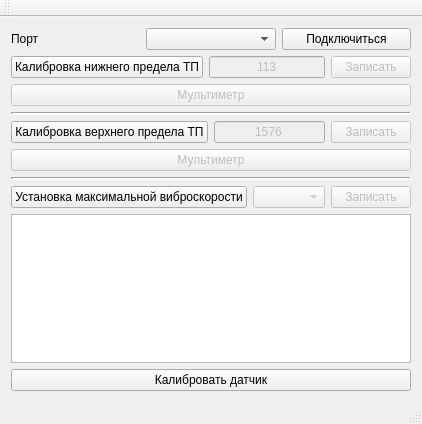
Above: mainwindow.ui from SeegmaEpsilon/VD17_GUI before the change. Below: the same form after it.
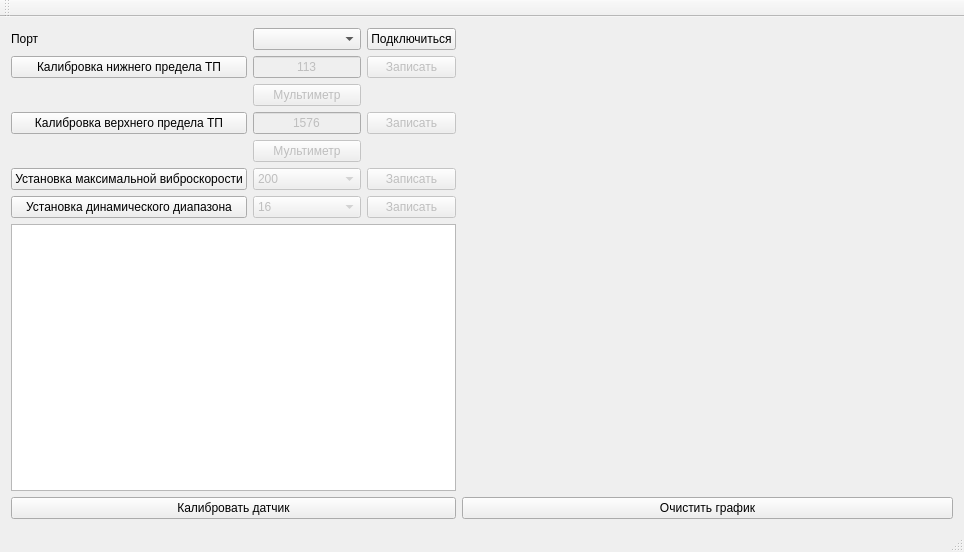
That is the form after the change. Custom widgets are drawn as their Qt base class.

Commit message: v1.1 - added graphics, dynamic mode changing

The edit to the form file:
```diff
--- a/mainwindow.ui
+++ b/mainwindow.ui
@@ -6,8 +6,8 @@
    <rect>
     <x>0</x>
     <y>0</y>
-    <width>399</width>
-    <height>424</height>
+    <width>964</width>
+    <height>552</height>
    </rect>
   </property>
   <property name="windowTitle">
@@ -15,227 +15,375 @@
   </property>
   <widget class="QWidget" name="centralWidget">
    <layout class="QGridLayout" name="gridLayout">
-    <item row="0" column="0">
-     <layout class="QHBoxLayout" name="horizontalLayout">
-      <item>
-       <widget class="QLabel" name="label_port">
-        <property name="sizePolicy">
-         <sizepolicy hsizetype="Minimum" vsizetype="Preferred">
-          <horstretch>0</horstretch>
-          <verstretch>0</verstretch>
-         </sizepolicy>
-        </property>
-        <property name="text">
-         <string>Порт</string>
-        </property>
-        <property name="alignment">
-         <set>Qt::AlignLeading|Qt::AlignLeft|Qt::AlignVCenter</set>
-        </property>
-       </widget>
-      </item>
-      <item>
-       <widget class="QComboBox" name="comboBox_port"/>
-      </item>
-      <item>
-       <widget class="QPushButton" name="pushButton_COM_connect">
-        <property name="text">
-         <string>Подключиться</string>
-        </property>
-       </widget>
-      </item>
-     </layout>
-    </item>
-    <item row="1" column="0">
-     <layout class="QVBoxLayout" name="verticalLayout">
-      <item>
-       <layout class="QHBoxLayout" name="horizontalLayout_2">
-        <item>
-         <widget class="QPushButton" name="pushButton_DL_calibration">
-          <property name="layoutDirection">
-           <enum>Qt::LeftToRight</enum>
-          </property>
-          <property name="autoFillBackground">
-           <bool>false</bool>
-          </property>
-          <property name="text">
-           <string>Калибровка нижнего предела ТП</string>
-          </property>
-          <property name="autoRepeat">
-           <bool>false</bool>
-          </property>
-          <property name="autoExclusive">
-           <bool>false</bool>
-          </property>
-          <property name="autoDefault">
-           <bool>false</bool>
-          </property>
-         </widget>
-        </item>
-        <item>
-         <widget class="QLineEdit" name="lineEdit_DL_value">
-          <property name="enabled">
-           <bool>false</bool>
-          </property>
-          <property name="text">
-           <string>113</string>
-          </property>
-          <property name="maxLength">
-           <number>3</number>
-          </property>
-          <property name="alignment">
-           <set>Qt::AlignCenter</set>
-          </property>
-         </widget>
-        </item>
-        <item>
-         <widget class="QPushButton" name="pushButton_DL_write">
-          <property name="enabled">
-           <bool>false</bool>
-          </property>
-          <property name="text">
-           <string>Записать</string>
-          </property>
-         </widget>
-        </item>
-       </layout>
-      </item>
-      <item>
-       <widget class="QPushButton" name="pushButton_DL_multimeter">
-        <property name="enabled">
-         <bool>false</bool>
-        </property>
-        <property name="text">
-         <string>Мультиметр</string>
-        </property>
-       </widget>
-      </item>
-     </layout>
-    </item>
-    <item row="5" column="0">
-     <layout class="QHBoxLayout" name="horizontalLayout_4">
-      <item>
-       <widget class="QPushButton" name="pushButton_mmpersec_calibration">
-        <property name="enabled">
-         <bool>true</bool>
-        </property>
-        <property name="text">
-         <string>Установка максимальной виброскорости</string>
-        </property>
-       </widget>
-      </item>
-      <item>
-       <widget class="QComboBox" name="cmb_mmpersec">
-        <property name="enabled">
-         <bool>false</bool>
-        </property>
-       </widget>
-      </item>
-      <item>
-       <widget class="QPushButton" name="pushButton_mmpersec_write">
-        <property name="enabled">
-         <bool>false</bool>
-        </property>
-        <property name="text">
-         <string>Записать</string>
-        </property>
-       </widget>
-      </item>
-     </layout>
-    </item>
-    <item row="3" column="0">
-     <layout class="QVBoxLayout" name="verticalLayout_2">
-      <item>
-       <layout class="QHBoxLayout" name="horizontalLayout_3">
-        <item>
-         <widget class="QPushButton" name="pushButton_UL_calibration">
-          <property name="text">
-           <string>Калибровка верхнего предела ТП</string>
-          </property>
-         </widget>
-        </item>
-        <item>
-         <widget class="QLineEdit" name="lineEdit_UL_value">
-          <property name="enabled">
-           <bool>false</bool>
-          </property>
-          <property name="text">
-           <string>1576</string>
-          </property>
-          <property name="maxLength">
-           <number>4</number>
-          </property>
-          <property name="alignment">
-           <set>Qt::AlignCenter</set>
-          </property>
-         </widget>
-        </item>
-        <item>
-         <widget class="QPushButton" name="pushButton_UL_write">
-          <property name="enabled">
-           <bool>false</bool>
-          </property>
-          <property name="text">
-           <string>Записать</string>
-          </property>
-         </widget>
-        </item>
-       </layout>
-      </item>
-      <item>
-       <widget class="QPushButton" name="pushButton_UL_multimeter">
-        <property name="enabled">
-         <bool>false</bool>
-        </property>
-        <property name="text">
-         <string>Мультиметр</string>
-        </property>
-       </widget>
-      </item>
-     </layout>
-    </item>
-    <item row="2" column="0">
-     <widget class="Line" name="line">
-      <property name="lineWidth">
-       <number>2</number>
+    <item row="0" column="10" rowspan="8">
+     <widget class="QCustomPlot" name="canvas" native="true">
+      <property name="sizePolicy">
+       <sizepolicy hsizetype="Expanding" vsizetype="Preferred">
+        <horstretch>0</horstretch>
+        <verstretch>0</verstretch>
+       </sizepolicy>
       </property>
-      <property name="midLineWidth">
-       <number>0</number>
-      </property>
-      <property name="orientation">
-       <enum>Qt::Horizontal</enum>
-      </property>
-     </widget>
-    </item>
-    <item row="4" column="0">
-     <widget class="Line" name="line_2">
-      <property name="lineWidth">
-       <number>2</number>
-      </property>
-      <property name="midLineWidth">
-       <number>0</number>
-      </property>
-      <property name="orientation">
-       <enum>Qt::Horizontal</enum>
+      <property name="minimumSize">
+       <size>
+        <width>0</width>
+        <height>0</height>
+       </size>
       </property>
      </widget>
     </item>
     <item row="6" column="0">
-     <widget class="QTextEdit" name="UART_output">
-      <property name="readOnly">
+     <widget class="QPushButton" name="pushButton_dynamic_range_set">
+      <property name="sizePolicy">
+       <sizepolicy hsizetype="Preferred" vsizetype="Fixed">
+        <horstretch>0</horstretch>
+        <verstretch>0</verstretch>
+       </sizepolicy>
+      </property>
+      <property name="minimumSize">
+       <size>
+        <width>215</width>
+        <height>0</height>
+       </size>
+      </property>
+      <property name="layoutDirection">
+       <enum>Qt::LeftToRight</enum>
+      </property>
+      <property name="text">
+       <string>Установка динамического диапазона</string>
+      </property>
+     </widget>
+    </item>
+    <item row="5" column="0">
+     <widget class="QPushButton" name="pushButton_mmpersec_calibration">
+      <property name="enabled">
        <bool>true</bool>
       </property>
+      <property name="sizePolicy">
+       <sizepolicy hsizetype="Preferred" vsizetype="Fixed">
+        <horstretch>0</horstretch>
+        <verstretch>0</verstretch>
+       </sizepolicy>
+      </property>
+      <property name="text">
+       <string>Установка максимальной виброскорости</string>
+      </property>
      </widget>
     </item>
-    <item row="7" column="0">
+    <item row="0" column="0">
+     <widget class="QLabel" name="label_port">
+      <property name="sizePolicy">
+       <sizepolicy hsizetype="Preferred" vsizetype="Preferred">
+        <horstretch>0</horstretch>
+        <verstretch>0</verstretch>
+       </sizepolicy>
+      </property>
+      <property name="text">
+       <string>Порт</string>
+      </property>
+      <property name="alignment">
+       <set>Qt::AlignLeading|Qt::AlignLeft|Qt::AlignVCenter</set>
+      </property>
+     </widget>
+    </item>
+    <item row="2" column="1">
+     <widget class="QPushButton" name="pushButton_DL_multimeter">
+      <property name="enabled">
+       <bool>false</bool>
+      </property>
+      <property name="sizePolicy">
+       <sizepolicy hsizetype="Preferred" vsizetype="Fixed">
+        <horstretch>0</horstretch>
+        <verstretch>0</verstretch>
+       </sizepolicy>
+      </property>
+      <property name="text">
+       <string>Мультиметр</string>
+      </property>
+     </widget>
+    </item>
+    <item row="4" column="1">
+     <widget class="QPushButton" name="pushButton_UL_multimeter">
+      <property name="enabled">
+       <bool>false</bool>
+      </property>
+      <property name="sizePolicy">
+       <sizepolicy hsizetype="Preferred" vsizetype="Fixed">
+        <horstretch>0</horstretch>
+        <verstretch>0</verstretch>
+       </sizepolicy>
+      </property>
+      <property name="text">
+       <string>Мультиметр</string>
+      </property>
+     </widget>
+    </item>
+    <item row="3" column="2">
+     <widget class="QPushButton" name="pushButton_UL_write">
+      <property name="enabled">
+       <bool>false</bool>
+      </property>
+      <property name="sizePolicy">
+       <sizepolicy hsizetype="Preferred" vsizetype="Fixed">
+        <horstretch>0</horstretch>
+        <verstretch>0</verstretch>
+       </sizepolicy>
+      </property>
+      <property name="text">
+       <string>Записать</string>
+      </property>
+     </widget>
+    </item>
+    <item row="1" column="2">
+     <widget class="QPushButton" name="pushButton_DL_write">
+      <property name="enabled">
+       <bool>false</bool>
+      </property>
+      <property name="sizePolicy">
+       <sizepolicy hsizetype="Preferred" vsizetype="Fixed">
+        <horstretch>0</horstretch>
+        <verstretch>0</verstretch>
+       </sizepolicy>
+      </property>
+      <property name="text">
+       <string>Записать</string>
+      </property>
+     </widget>
+    </item>
+    <item row="1" column="1">
+     <widget class="QLineEdit" name="lineEdit_DL_value">
+      <property name="enabled">
+       <bool>false</bool>
+      </property>
+      <property name="sizePolicy">
+       <sizepolicy hsizetype="Preferred" vsizetype="Fixed">
+        <horstretch>0</horstretch>
+        <verstretch>0</verstretch>
+       </sizepolicy>
+      </property>
+      <property name="text">
+       <string>113</string>
+      </property>
+      <property name="maxLength">
+       <number>3</number>
+      </property>
+      <property name="alignment">
+       <set>Qt::AlignCenter</set>
+      </property>
+     </widget>
+    </item>
+    <item row="3" column="1">
+     <widget class="QLineEdit" name="lineEdit_UL_value">
+      <property name="enabled">
+       <bool>false</bool>
+      </property>
+      <property name="sizePolicy">
+       <sizepolicy hsizetype="Preferred" vsizetype="Fixed">
+        <horstretch>0</horstretch>
+        <verstretch>0</verstretch>
+       </sizepolicy>
+      </property>
+      <property name="text">
+       <string>1576</string>
+      </property>
+      <property name="maxLength">
+       <number>4</number>
+      </property>
+      <property name="alignment">
+       <set>Qt::AlignCenter</set>
+      </property>
+     </widget>
+    </item>
+    <item row="6" column="1">
+     <widget class="QComboBox" name="cmb_dynamic_ranges">
+      <property name="enabled">
+       <bool>false</bool>
+      </property>
+      <property name="currentIndex">
+       <number>3</number>
+      </property>
+      <item>
+       <property name="text">
+        <string>02</string>
+       </property>
+      </item>
+      <item>
+       <property name="text">
+        <string>04</string>
+       </property>
+      </item>
+      <item>
+       <property name="text">
+        <string>08</string>
+       </property>
+      </item>
+      <item>
+       <property name="text">
+        <string>16</string>
+       </property>
+      </item>
+     </widget>
+    </item>
+    <item row="6" column="2">
+     <widget class="QPushButton" name="pushButton_dynamic_range_write">
+      <property name="enabled">
+       <bool>false</bool>
+      </property>
+      <property name="sizePolicy">
+       <sizepolicy hsizetype="Preferred" vsizetype="Fixed">
+        <horstretch>0</horstretch>
+        <verstretch>0</verstretch>
+       </sizepolicy>
+      </property>
+      <property name="text">
+       <string>Записать</string>
+      </property>
+     </widget>
+    </item>
+    <item row="8" column="0" colspan="3">
      <widget class="QPushButton" name="pushButton_calibrate_device">
       <property name="enabled">
        <bool>true</bool>
       </property>
+      <property name="sizePolicy">
+       <sizepolicy hsizetype="Preferred" vsizetype="Fixed">
+        <horstretch>0</horstretch>
+        <verstretch>0</verstretch>
+       </sizepolicy>
+      </property>
       <property name="text">
        <string>Калибровать датчик</string>
       </property>
      </widget>
     </item>
+    <item row="5" column="2">
+     <widget class="QPushButton" name="pushButton_mmpersec_write">
+      <property name="enabled">
+       <bool>false</bool>
+      </property>
+      <property name="sizePolicy">
+       <sizepolicy hsizetype="Preferred" vsizetype="Fixed">
+        <horstretch>0</horstretch>
+        <verstretch>0</verstretch>
+       </sizepolicy>
+      </property>
+      <property name="text">
+       <string>Записать</string>
+      </property>
+     </widget>
+    </item>
+    <item row="5" column="1">
+     <widget class="QComboBox" name="cmb_mmpersec">
+      <property name="enabled">
+       <bool>false</bool>
+      </property>
+      <property name="currentIndex">
+       <number>3</number>
+      </property>
+      <item>
+       <property name="text">
+        <string>020</string>
+       </property>
+      </item>
+      <item>
+       <property name="text">
+        <string>050</string>
+       </property>
+      </item>
+      <item>
+       <property name="text">
+        <string>100</string>
+       </property>
+      </item>
+      <item>
+       <property name="text">
+        <string>200</string>
+       </property>
+      </item>
+     </widget>
+    </item>
+    <item row="7" column="0" colspan="3">
+     <widget class="QTextEdit" name="UART_output">
+      <property name="sizePolicy">
+       <sizepolicy hsizetype="Preferred" vsizetype="Expanding">
+        <horstretch>0</horstretch>
+        <verstretch>0</verstretch>
+       </sizepolicy>
+      </property>
+      <property name="readOnly">
+       <bool>true</bool>
+      </property>
+     </widget>
+    </item>
+    <item row="1" column="0">
+     <widget class="QPushButton" name="pushButton_DL_calibration">
+      <property name="sizePolicy">
+       <sizepolicy hsizetype="Preferred" vsizetype="Fixed">
+        <horstretch>0</horstretch>
+        <verstretch>0</verstretch>
+       </sizepolicy>
+      </property>
+      <property name="layoutDirection">
+       <enum>Qt::LeftToRight</enum>
+      </property>
+      <property name="autoFillBackground">
+       <bool>false</bool>
+      </property>
+      <property name="text">
+       <string>Калибровка нижнего предела ТП</string>
+      </property>
+      <property name="autoRepeat">
+       <bool>false</bool>
+      </property>
+      <property name="autoExclusive">
+       <bool>false</bool>
+      </property>
+      <property name="autoDefault">
+       <bool>false</bool>
+      </property>
+     </widget>
+    </item>
+    <item row="3" column="0">
+     <widget class="QPushButton" name="pushButton_UL_calibration">
+      <property name="sizePolicy">
+       <sizepolicy hsizetype="Preferred" vsizetype="Fixed">
+        <horstretch>0</horstretch>
+        <verstretch>0</verstretch>
+       </sizepolicy>
+      </property>
+      <property name="text">
+       <string>Калибровка верхнего предела ТП</string>
+      </property>
+     </widget>
+    </item>
+    <item row="8" column="10">
+     <widget class="QPushButton" name="pushButton_clear_canvas">
+      <property name="sizePolicy">
+       <sizepolicy hsizetype="Expanding" vsizetype="Fixed">
+        <horstretch>0</horstretch>
+        <verstretch>0</verstretch>
+       </sizepolicy>
+      </property>
+      <property name="text">
+       <string>Очистить график</string>
+      </property>
+     </widget>
+    </item>
+    <item row="0" column="2">
+     <widget class="QPushButton" name="pushButton_COM_connect">
+      <property name="sizePolicy">
+       <sizepolicy hsizetype="Preferred" vsizetype="Fixed">
+        <horstretch>0</horstretch>
+        <verstretch>0</verstretch>
+       </sizepolicy>
+      </property>
+      <property name="text">
+       <string>Подключиться</string>
+      </property>
+     </widget>
+    </item>
+    <item row="0" column="1">
+     <widget class="QComboBox" name="comboBox_port"/>
+    </item>
    </layout>
   </widget>
   <widget class="QMenuBar" name="menuBar">
@@ -259,6 +407,14 @@
   <widget class="QStatusBar" name="statusBar"/>
  </widget>
  <layoutdefault spacing="6" margin="11"/>
+ <customwidgets>
+  <customwidget>
+   <class>QCustomPlot</class>
+   <extends>QWidget</extends>
+   <header>qcustomplot.h</header>
+   <container>1</container>
+  </customwidget>
+ </customwidgets>
  <resources/>
  <connections/>
 </ui>
```
Left out of the diff: 2 changed lines with no effect on the pictures. The commit also changes 18 other files.
